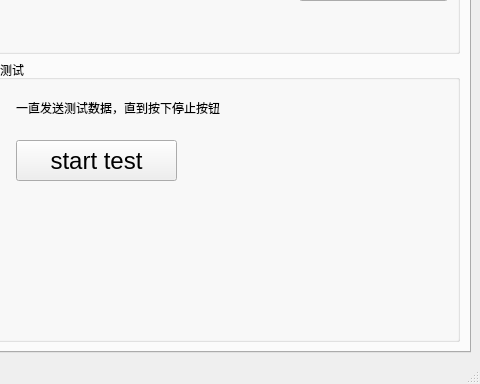
Above: mainwindow.ui from kdurant/laserCom before the change; both pictures show x 354 to 834 and y 272 to 656 of the 834 by 656 pixel window. Below: the same form after it.
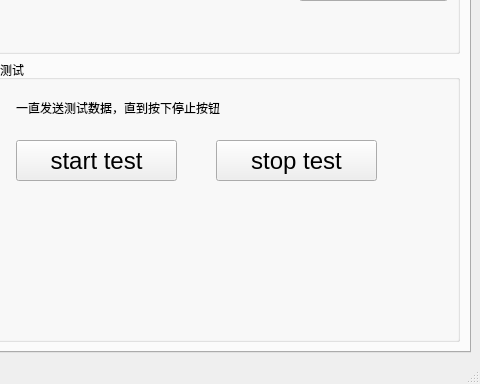
That is the form after the change.

Commit message: 设置bin文件目录

The edit to the form file:
```diff
--- a/mainwindow.ui
+++ b/mainwindow.ui
@@ -243,6 +243,24 @@
             <string>start test</string>
            </property>
           </widget>
+          <widget class="QPushButton" name="btn_stopTest">
+           <property name="geometry">
+            <rect>
+             <x>240</x>
+             <y>80</y>
+             <width>161</width>
+             <height>41</height>
+            </rect>
+           </property>
+           <property name="font">
+            <font>
+             <pointsize>18</pointsize>
+            </font>
+           </property>
+           <property name="text">
+            <string>stop test</string>
+           </property>
+          </widget>
          </widget>
         </item>
        </layout>
```
The commit also changes 2 other files.
